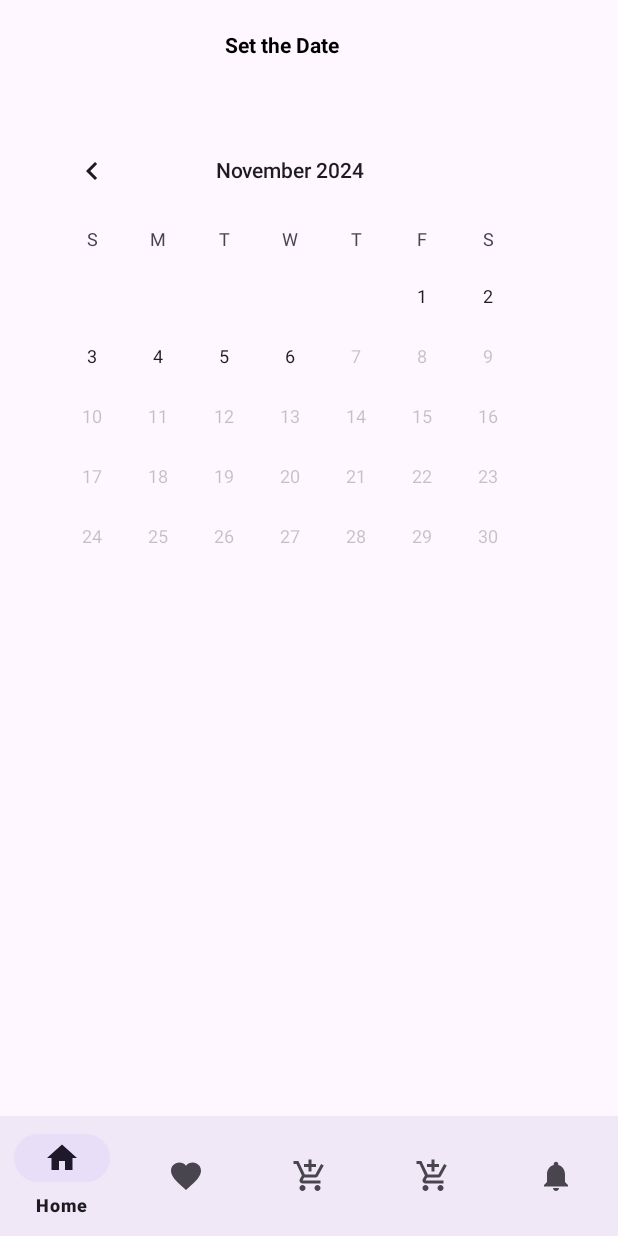
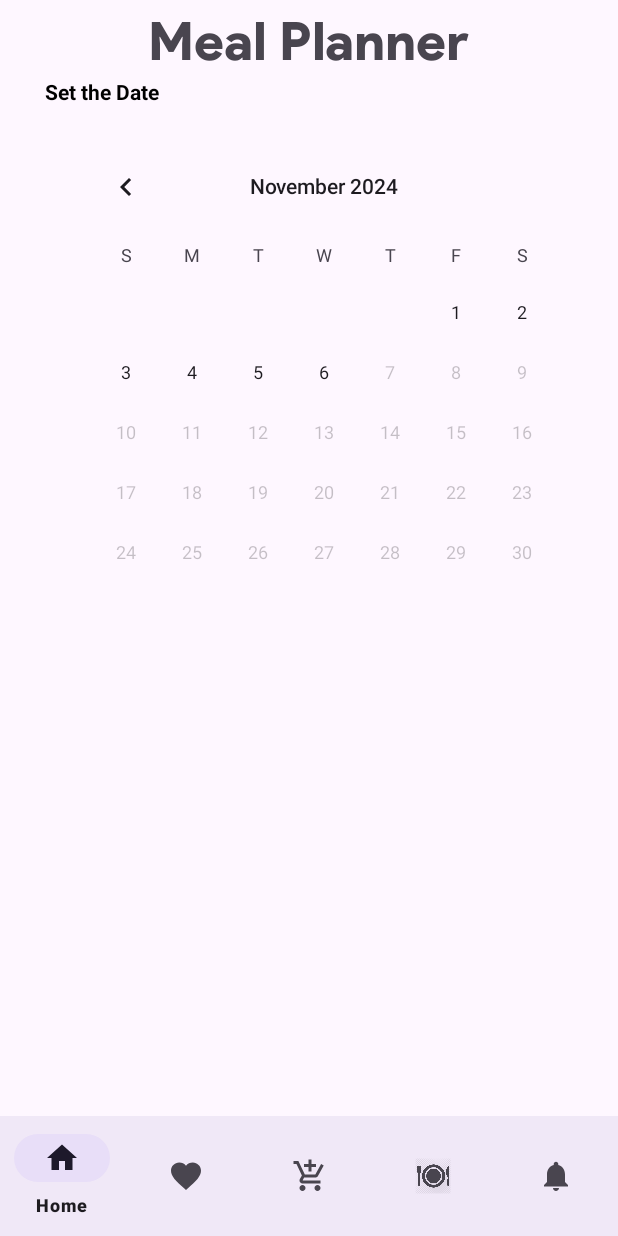
Before and after one commit to 4ASIM/recipefinder, an Android app: the MealPlanner screen opened through its navigation route, after a tap on an icon or button, on a phone screen of 412 x 824 dp. Run offline under Robolectric (Android 15) with nearby library versions, the phone set to English and light mode, and no system bars; our stand-ins replace CircleImageView, navigation-ui; pictures from the network do not load; 15 statements that could not run were skipped.

Commit message:
10/31/2024 9 59 the meal planner working and little bit more changing

```diff
--- a/app/src/main/java/com/example/recipefinder/ui/Shoppinglist/ShoppingListViewModel.kt
+++ b/app/src/main/java/com/example/recipefinder/ui/Shoppinglist/ShoppingListViewModel.kt
@@ -24,7 +24,7 @@ class ShoppingListViewModel(
     fun deleteShoppingListItem(item: ShoppingListItem) {
         viewModelScope.launch {
             shoppingListDao.deleteItem(item.id)
-            getShoppingListItems() // Refresh the list after deletion
+            getShoppingListItems()
         }
     }
 }
--- a/app/src/main/res/layout/activity_loginscreen.xml
+++ b/app/src/main/res/layout/activity_loginscreen.xml
@@ -69,7 +69,7 @@
                 android:layout_width="wrap_content"
                 android:layout_height="wrap_content"
                 android:layout_weight="6"
-                android:text="Use any Methods to SignIn"
+                android:text="Sign In"
                 android:textAlignment="center"
                 android:textColor="@color/black"
                 android:textSize="12sp" />
--- a/app/src/main/res/layout/fragment_meal_planner.xml
+++ b/app/src/main/res/layout/fragment_meal_planner.xml
@@ -1,17 +1,27 @@
 <?xml version="1.0" encoding="utf-8"?>
-<RelativeLayout
-    xmlns:android="http://schemas.android.com/apk/res/android"
+<androidx.constraintlayout.widget.ConstraintLayout xmlns:android="http://schemas.android.com/apk/res/android"
     android:layout_width="match_parent"
-    android:layout_height="match_parent">
-
-    <!-- TextView to display the selected date -->
+    android:layout_height="match_parent"
+    xmlns:app="http://schemas.android.com/apk/res-auto">
+    <TextView
+        android:id="@+id/tv_heading"
+        android:layout_width="wrap_content"
+        android:layout_height="wrap_content"
+        android:text="@string/tv_mealplannertitle"
+        app:layout_constraintStart_toStartOf="parent"
+        app:layout_constraintEnd_toEndOf="parent"
+        app:layout_constraintTop_toTopOf="parent"
+        android:layout_marginTop="5dp"
+        android:textSize="35dp"
+        android:fontFamily="@font/productssansblack"/>
     <TextView
         android:id="@+id/date_view"
         android:layout_width="wrap_content"
         android:layout_height="wrap_content"
-        android:layout_marginLeft="150dp"
-        android:layout_marginTop="20dp"
+      app:layout_constraintTop_toBottomOf="@+id/tv_heading"
+        android:layout_marginStart="30dp"
         android:text="Set the Date"
+        app:layout_constraintStart_toStartOf="parent"
         android:textColor="@android:color/background_dark"
         android:textStyle="bold" />
 
@@ -20,7 +30,10 @@
         android:id="@+id/calendar"
         android:layout_width="wrap_content"
         android:layout_height="wrap_content"
-        android:layout_marginTop="80dp"
+        app:layout_constraintTop_toBottomOf="@+id/date_view"
+        android:layout_marginTop="20dp"
+        app:layout_constraintStart_toStartOf="parent"
+        app:layout_constraintEnd_toEndOf="parent"
         android:layout_marginLeft="19dp" />
 
     <!-- Spinner for meal times -->
@@ -29,8 +42,18 @@
         android:layout_width="wrap_content"
         android:layout_height="wrap_content"
         android:layout_below="@id/calendar"
+        app:layout_constraintStart_toStartOf="parent"
+        app:layout_constraintEnd_toEndOf="parent"
+        app:layout_constraintTop_toBottomOf="@+id/calendar"
         android:layout_marginTop="20dp"
         android:layout_marginLeft="19dp"
-        android:visibility="gone" /> <!-- Set initial visibility to gone -->
-
-</RelativeLayout>
+        android:visibility="gone" />
+    <androidx.recyclerview.widget.RecyclerView
+        android:layout_width="match_parent"
+        android:layout_height="0dp"
+        app:layout_constraintTop_toBottomOf="@id/time_spinner"
+        app:layout_constraintStart_toStartOf="parent"
+        app:layout_constraintEnd_toEndOf="parent"
+        app:layout_constraintBottom_toBottomOf="parent"
+        />
+</androidx.constraintlayout.widget.ConstraintLayout>
--- a/app/src/main/res/menu/bottom_nav_menu.xml
+++ b/app/src/main/res/menu/bottom_nav_menu.xml
@@ -16,7 +16,7 @@
         android:title="@string/title_shoppinglist" />
     <item
         android:id="@+id/navigation_mealplanner"
-        android:icon="@drawable/baseline_add_shopping_cart_24"
+        android:icon="@drawable/meal"
         android:title="@string/title_mealplanner" />
     <item
         android:id="@+id/navigation_setting"
--- a/app/src/main/res/values/strings.xml
+++ b/app/src/main/res/values/strings.xml
@@ -42,4 +42,7 @@
     //shoppinglist
     <string name="tv_shopping">Shopping List</string>
 
+    //mealplanner
+    <string name="tv_mealplannertitle">Meal Planner</string>
+
 </resources>
```
Also changed, not shown: app/src/main/java/com/example/recipefinder/database/MealPlan/MealPlan.kt (added, +12 -0 lines), app/src/main/java/com/example/recipefinder/database/MealPlan/MealPlanDao.kt (added, +19 -0 lines), app/src/main/java/com/example/recipefinder/ui/Shoppinglist/ShoppingListAdapter.kt (+11 -1 lines), app/src/main/java/com/example/recipefinder/ui/dashboard/DishssAdapter.kt (+12 -1 lines), app/src/main/res/drawable/logoofmeal.jpg (added), app/src/main/res/drawable/meal.png (added), app/src/main/res/drawable/mealplanning.png (added), app/src/main/res/drawable/setting.png (added), app/src/main/res/drawable/settingfinal.png (added).
